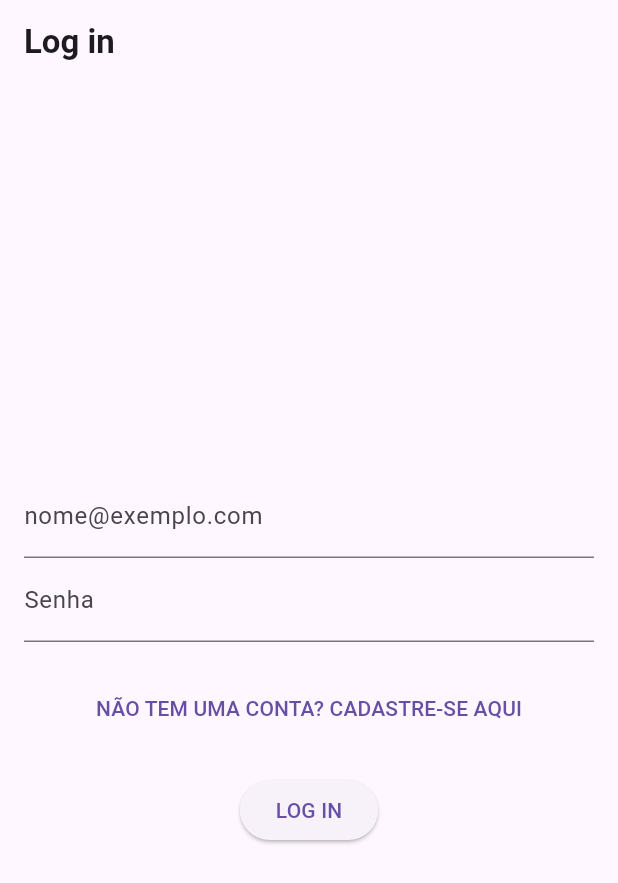
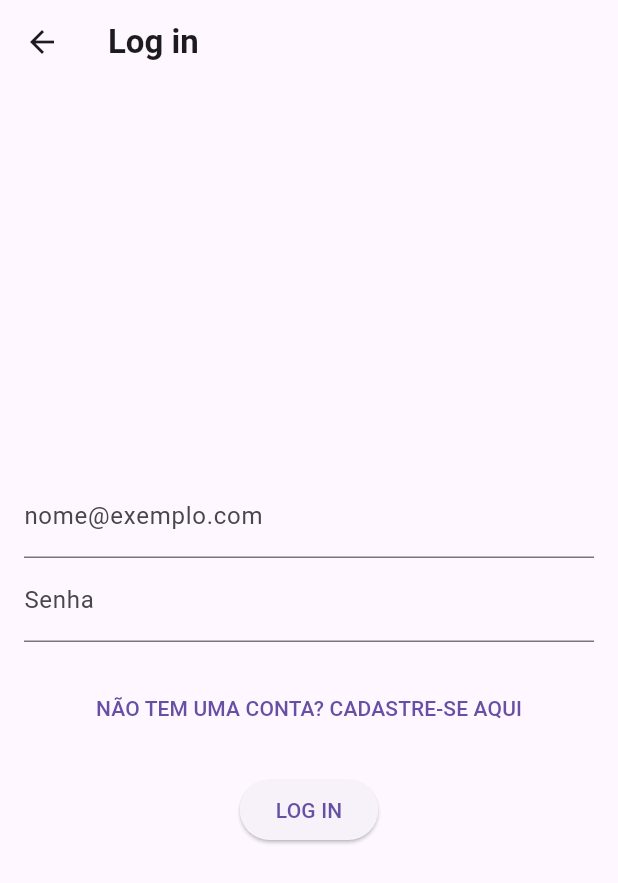
Before and after one commit to lohaynemuriel/parkHere, a Flutter app: the screen it shows after launch, after a tap on "LOG IN", on a phone screen of 412 x 824 dp. Shown: the top 883 px of the screen. Run offline on Flutter 3.47's test engine with Material 3 defaults, Android fonts, the light colour scheme and no system bars.

Commit message:
Atualização da main.dart de acordo com telas inicio e cadastro

```diff
--- a/park_here/lib/main.dart
+++ b/park_here/lib/main.dart
@@ -1,13 +1,39 @@
 import 'package:flutter/material.dart';
 import 'package:park_here/tela-login.dart';
+import 'package:park_here/inicio.dart';
+import 'package:park_here/cadastroPerfil.dart';
+import 'package:park_here/cadastroVeiculo.dart';
 
 void main() => runApp(const MyApp());
 
 class MyApp extends StatelessWidget {
   const MyApp({super.key});
-  static const String _title = 'Park Here';
+  //static const String _title = 'Park Here';
+
   @override
   Widget build(BuildContext context) {
-    return MaterialApp(home: Login());
+    return MaterialApp(
+      title: 'ParkHere',
+      theme: ThemeData(
+        primarySwatch: Colors.blue,
+      ),
+      home: const StartScreen(),
+      routes: {
+        '/login': (context) => const Login(),
+        '/inicio': (context) => const StartScreen(),
+        '/cadastroPerfil': (context) => const RegisterScreen(),
+        '/cadastroVeiculo': (context) => const VehicleRegisterScreen(),
+      },
+    );
   }
+
+  /*@override
+  Widget build(BuildContext context) {
+    return const MaterialApp(home: Login());
+  }
+
+  @override
+  Widget build(BuildContext context) {
+    return const MaterialApp(home: Inicio());
+  }*/
 }
```
